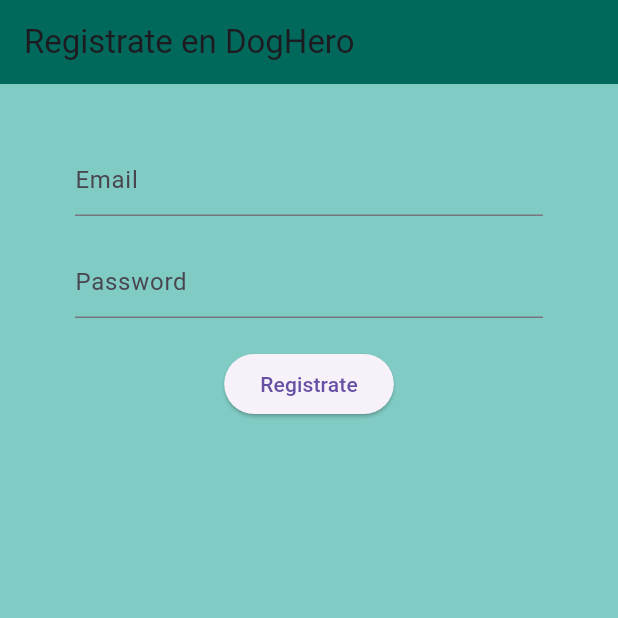
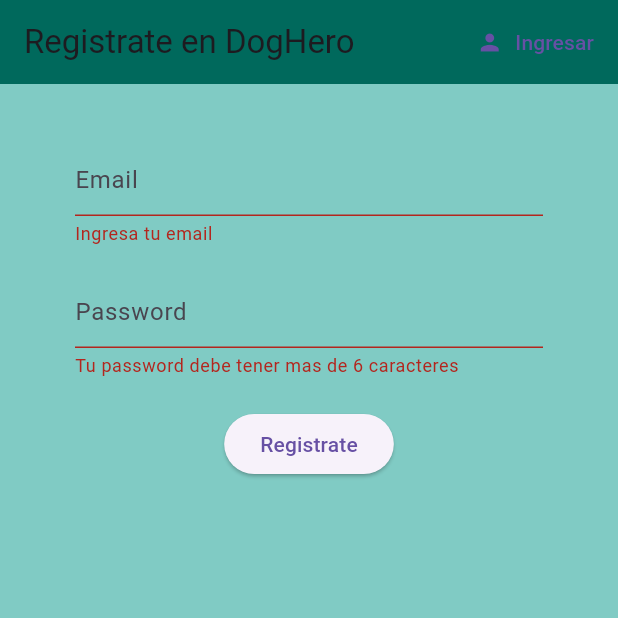
Before and after one commit to nereagorostidi/DogHero, a Flutter app: the screen it shows after launch, after a tap on "Registrate", on a phone screen of 412 x 824 dp, the top half of it. Run offline on Flutter 3.47's test engine with Material 3 defaults, Android fonts, the phone set to English and light mode, and no system bars; our stand-ins replace firebase_auth, firebase_core; accounts and stored records are empty.

Commit message:
basic auth working

```diff
--- /dev/null
+++ b/src/devtools_options.yaml
@@ -0,0 +1,3 @@
+description: This file stores settings for Dart & Flutter DevTools.
+documentation: https://docs.flutter.dev/tools/devtools/extensions#configure-extension-enablement-states
+extensions:
--- a/src/lib/screens/auth/auth.dart
+++ b/src/lib/screens/auth/auth.dart
@@ -10,10 +10,19 @@
 }
 
 class _AuthState extends State<Auth> {
+
+  bool registered = false;
+
+  void toggleRegistered(){
+    setState(() => registered = !registered);
+  }
+
   @override
   Widget build(BuildContext context) {
-    return Container(
-      child: const Register( ),
-    );
+      if (registered) {
+        return SignIn(toggle: toggleRegistered);
+      } else {
+        return Register(toggle: toggleRegistered);
+      }
   }
 }
--- a/src/lib/screens/auth/register.dart
+++ b/src/lib/screens/auth/register.dart
@@ -2,7 +2,10 @@
 import 'package:src/services/auth.dart';
 
 class Register extends StatefulWidget {
-  const Register({super.key});
+
+  final Function toggle;
+
+  const Register({super.key, required this.toggle});
 
   @override
   State<Register> createState() => _RegisterState();
@@ -10,9 +13,11 @@
 
 class _RegisterState extends State<Register> {
   final AuthService _auth = AuthService();
+  final _formkey = GlobalKey<FormState>();
 
   String email = '';
   String password = '';
+  String error = '';
 
   @override
   Widget build(BuildContext context) {
@@ -22,13 +27,26 @@
         backgroundColor: Colors.teal[800], //placeholder this need to be changed to our color palette
         elevation: 0.0,
         title: const Text('Registrate en DogHero'),
+        actions: <Widget>[
+          TextButton.icon(
+            onPressed: () {
+              widget.toggle();
+            },
+            icon: const Icon(Icons.person),
+            label: const Text('Ingresar'),
+
+          ),
+        ],
       ),
       body: Container(
         padding: const EdgeInsets.symmetric(vertical: 20.0, horizontal: 50.0),
-        child: Form(child: Column(
+        child: Form(
+          key: _formkey,
+          child: Column(
           children: [
             const SizedBox(height: 20.0),
             TextFormField(
+              validator: (value) => value!.isEmpty ? 'Ingresa tu email' : null,
               onChanged: (val){
                 setState(() => email = val);
               },
@@ -38,6 +56,7 @@
             ),
             const SizedBox(height: 20.0),
             TextFormField(
+              validator: (value) => value!.length < 6 ? 'Tu password debe tener mas de 6 caracteres' : null,
               onChanged: (val){
                 setState(() => password = val);
               },
@@ -49,12 +68,20 @@
             const SizedBox(height: 20.0),
             ElevatedButton(
               onPressed: () async {
-                print(email);
-                print(password);
-                //sign in
+                if (_formkey.currentState!.validate()){
+                  dynamic res = await _auth.register(email, password);
+                  if (res == null){
+                    setState( () => error = 'Verifica tus datos e intenta denuevo');
+                  }
+                }
               },
               child: const Text('Registrate'),
             ),
+            SizedBox(height: 20,),
+            Text(
+              error,
+              style: const TextStyle(color: Colors.red, fontSize: 14),
+            )
           ],
         )
         )
--- a/src/lib/services/auth.dart
+++ b/src/lib/services/auth.dart
@@ -1,5 +1,5 @@
 import 'package:firebase_auth/firebase_auth.dart' as firebaseAuth;
-import 'package:src/models/user.dart' as dogheroUser;
+import 'package:src/models/user.dart' as dogheroUser; //alias para evitar ambuiguedad con firebase user
 
 
 class AuthService{
@@ -18,9 +18,29 @@
 
 
   //sign in with email and pass
+  Future signIn(String email, String password) async{
+    try {
+      firebaseAuth.UserCredential res = await _auth.signInWithEmailAndPassword(email: email, password: password);
+      firebaseAuth.User user = res.user!;
+      return _userfromfirebase(user);
+    } catch (e) {
+      print(e.toString());
+      return null;
+    }
+  }
 
 
   //register with email and pass
+  Future register(String email, String password) async{
+    try {
+      firebaseAuth.UserCredential res = await _auth.createUserWithEmailAndPassword(email: email, password: password);
+      firebaseAuth.User user = res.user!;
+      return _userfromfirebase(user);
+    } catch (e) {
+      print(e.toString());
+      return null;
+    }
+  }
 
   //sign out
   Future signOut() async{
```
Also changed, not shown: src/lib/screens/auth/sign_in.dart (+33 -4 lines).
